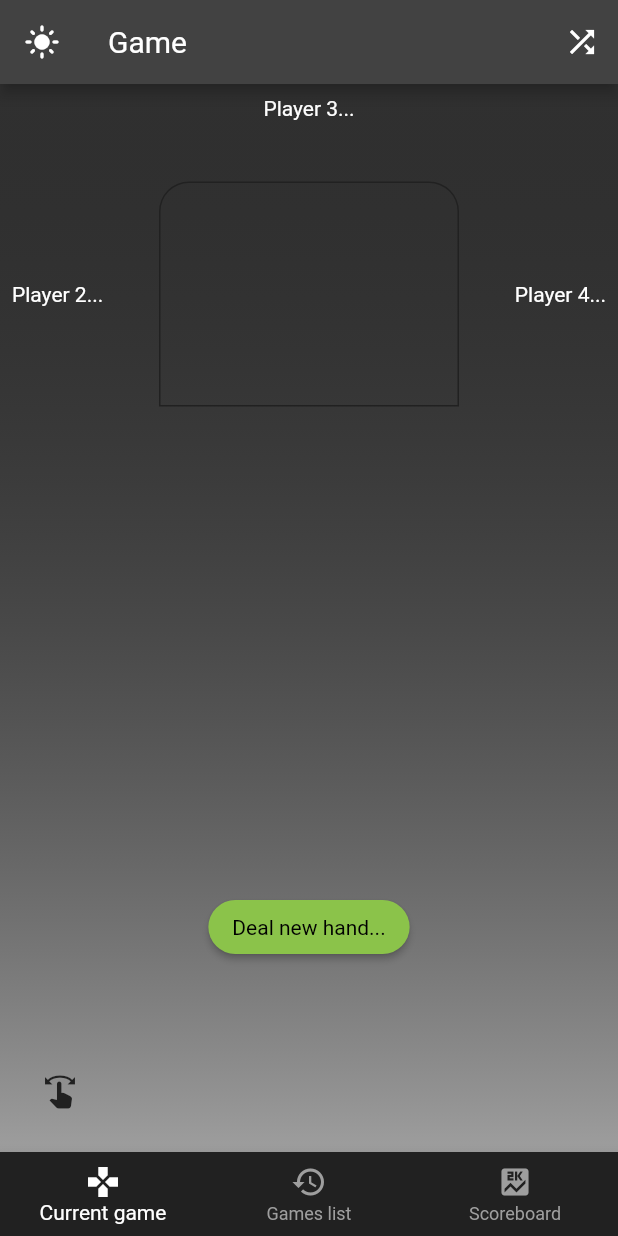
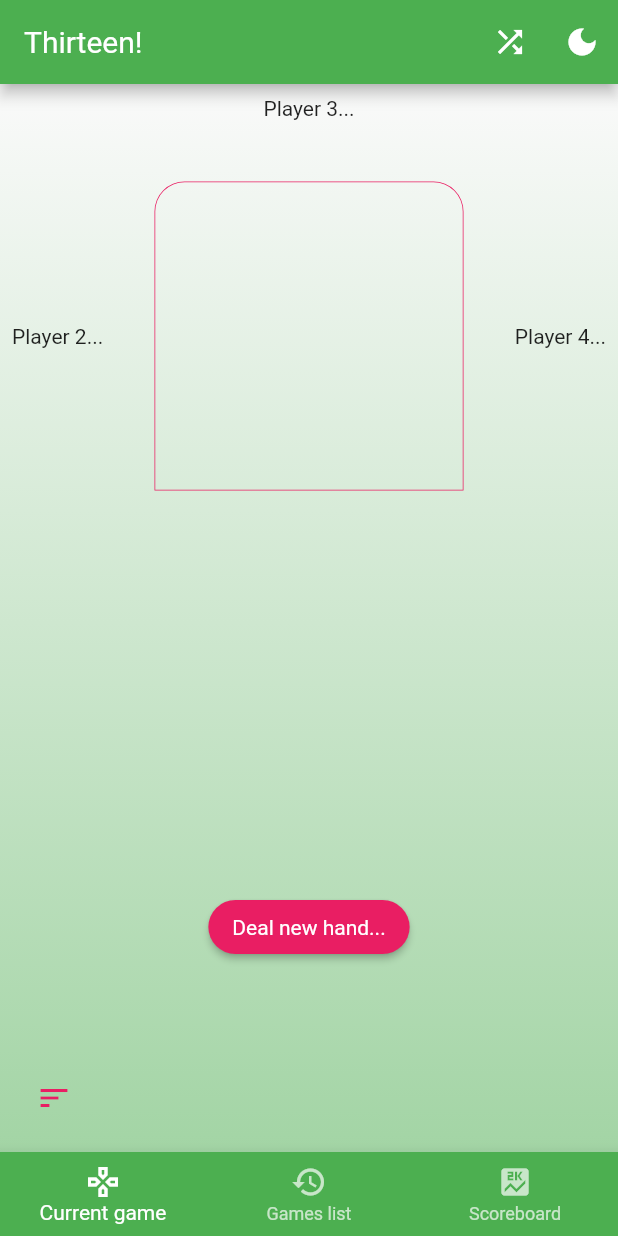
Before and after one commit to danielkerwin/thirteen_app, a Flutter app: the screen it shows after launch, on a phone screen of 412 x 824 dp. Run offline on Flutter 3.47's test engine with Material 2 defaults, Android fonts, the phone set to English and light mode, and no system bars; our stand-ins replace firebase_core, font_awesome_flutter; accounts and stored records are empty.

Commit message:
chore: style updates

```diff
--- a/lib/main.dart
+++ b/lib/main.dart
@@ -31,6 +31,7 @@ class MyApp extends StatelessWidget {
         builder: (_, ui, __) {
           print('rebuilding');
           return MaterialApp(
+            debugShowCheckedModeBanner: false,
             title: 'Thirteen',
             theme: ui.isDarkMode ? darkTheme : lightTheme,
             home: const GameScreen(),
--- a/lib/providers/ui.provider.dart
+++ b/lib/providers/ui.provider.dart
@@ -1,7 +1,7 @@
 import 'package:flutter/material.dart';
 
 class UI extends ChangeNotifier {
-  bool _isDarkMode = true;
+  bool _isDarkMode = false;
 
   get isDarkMode {
     return _isDarkMode;
--- a/lib/screens/game.screen.dart
+++ b/lib/screens/game.screen.dart
@@ -5,6 +5,7 @@ import 'package:provider/provider.dart';
 import '../models/game_card.model.dart';
 import '../providers/game.provider.dart';
 import '../providers/ui.provider.dart';
+import '../widgets/bottom_nav.dart';
 import '../widgets/game_hand.dart';
 import '../widgets/game_table.dart';
 
@@ -26,15 +27,15 @@ class GameScreen extends StatelessWidget {
     final ui = Provider.of<UI>(context, listen: false);
     return Scaffold(
       appBar: AppBar(
-        title: const Text('Game'),
-        leading: IconButton(
-          icon: Icon(ui.isDarkMode ? Icons.light_mode : Icons.dark_mode),
-          onPressed: ui.toggleDarkMode,
-        ),
+        title: const Text('Thirteen!'),
         actions: [
           IconButton(
             onPressed: () => _shuffleCards(context),
             icon: const Icon(Icons.shuffle),
+          ),
+          IconButton(
+            icon: Icon(ui.isDarkMode ? Icons.light_mode : Icons.dark_mode),
+            onPressed: ui.toggleDarkMode,
           ),
         ],
       ),
@@ -45,7 +46,7 @@ class GameScreen extends StatelessWidget {
             end: Alignment.bottomCenter,
             colors: [
               theme.primaryColor.withOpacity(0),
-              theme.primaryColorLight,
+              theme.primaryColor.withOpacity(0.5),
             ],
           ),
         ),
@@ -89,32 +90,13 @@ class GameScreen extends StatelessWidget {
       ),
       floatingActionButton: IconButton(
         onPressed: Provider.of<Game>(context, listen: false).sortCards,
-        icon: const Icon(Icons.swipe),
-        color: Theme.of(context).primaryColor,
+        icon: const Icon(Icons.sort),
+        color: theme.colorScheme.secondary,
       ),
-      floatingActionButtonLocation: FloatingActionButtonLocation.startFloat,
-      bottomNavigationBar: BottomNavigationBar(
-        onTap: null,
-        backgroundColor: theme.primaryColor,
-        unselectedItemColor: theme.primaryColorLight,
-        selectedItemColor: theme.colorScheme.onSecondary,
-        currentIndex: 0,
-        type: BottomNavigationBarType.fixed,
-        items: const [
-          BottomNavigationBarItem(
-            icon: Icon(Icons.gamepad),
-            label: 'Current game',
-          ),
-          BottomNavigationBarItem(
-            icon: Icon(Icons.history),
-            label: 'Games list',
-          ),
-          BottomNavigationBarItem(
-            icon: Icon(Icons.score),
-            label: 'Scoreboard',
-          ),
-        ],
-      ),
+      floatingActionButtonLocation: FloatingActionButtonLocation.miniStartFloat,
+      bottomNavigationBar: mediaQuery.orientation == Orientation.portrait
+          ? const BottomNav()
+          : null,
     );
   }
 }
--- a/lib/themes/dark.theme.dart
+++ b/lib/themes/dark.theme.dart
@@ -1,7 +1,7 @@
 import 'package:flutter/material.dart';
 
 final base = ThemeData(
-  primarySwatch: Colors.lightGreen,
+  primarySwatch: Colors.green,
   brightness: Brightness.dark,
   fontFamily: 'Roboto',
 );
@@ -17,7 +17,7 @@ final darkTheme = base.copyWith(
   ),
   iconTheme: IconThemeData(color: base.colorScheme.primary),
   colorScheme: base.colorScheme.copyWith(
-    secondary: Colors.deepPurple,
+    secondary: Colors.pink,
     onSecondary: Colors.white,
     tertiary: Colors.grey,
     onTertiary: Colors.white,
--- a/lib/themes/light.theme.dart
+++ b/lib/themes/light.theme.dart
@@ -1,7 +1,7 @@
 import 'package:flutter/material.dart';
 
 final base = ThemeData(
-  primarySwatch: Colors.lightGreen,
+  primarySwatch: Colors.green,
   brightness: Brightness.light,
   fontFamily: 'Roboto',
 );
@@ -17,7 +17,7 @@ final lightTheme = base.copyWith(
   ),
   iconTheme: IconThemeData(color: base.colorScheme.primary),
   colorScheme: base.colorScheme.copyWith(
-    secondary: Colors.deepPurple,
+    secondary: Colors.pink,
     onSecondary: Colors.white,
     tertiary: Colors.grey,
     onTertiary: Colors.white,
--- /dev/null
+++ b/lib/widgets/bottom_nav.dart
@@ -0,0 +1,32 @@
+import 'package:flutter/material.dart';
+
+class BottomNav extends StatelessWidget {
+  const BottomNav({Key? key}) : super(key: key);
+
+  @override
+  Widget build(BuildContext context) {
+    final theme = Theme.of(context);
+    return BottomNavigationBar(
+      onTap: null,
+      backgroundColor: theme.primaryColor,
+      unselectedItemColor: theme.primaryColorLight,
+      selectedItemColor: theme.colorScheme.onSecondary,
+      currentIndex: 0,
+      type: BottomNavigationBarType.fixed,
+      items: const [
+        BottomNavigationBarItem(
+          icon: Icon(Icons.gamepad_outlined),
+          label: 'Current game',
+        ),
+        BottomNavigationBarItem(
+          icon: Icon(Icons.history),
+          label: 'Games list',
+        ),
+        BottomNavigationBarItem(
+          icon: Icon(Icons.score),
+          label: 'Scoreboard',
+        ),
+      ],
+    );
+  }
+}
--- a/lib/widgets/game_hand.dart
+++ b/lib/widgets/game_hand.dart
@@ -85,10 +85,14 @@ class GameHand extends StatelessWidget {
         child: ElevatedButton(
           child: Text(message),
           onPressed: Provider.of<Game>(context, listen: false).generateNewCards,
+          style: ElevatedButton.styleFrom(
+            primary: Theme.of(context).colorScheme.secondary,
+          ),
         ),
       );
     }
     return Stack(
+      clipBehavior: Clip.none,
       children: _buildCardsLayout(
         context,
         mediaQuery,
--- a/lib/widgets/game_table.dart
+++ b/lib/widgets/game_table.dart
@@ -8,15 +8,14 @@ class GameTable extends StatelessWidget {
   const GameTable({Key? key, required this.cards}) : super(key: key);
 
   List<Widget> _buildTable(BoxConstraints constraints) {
-    print(constraints.widthConstraints());
     double offset = 0.0;
     return cards.map(
       (card) {
         final widget = Positioned(
-          left: offset * 10,
+          left: offset * 13,
           child: Transform(
             origin: const Offset(65, 100),
-            transform: Matrix4.rotationZ(-0.6 + offset / 10)..scale(0.6),
+            transform: Matrix4.rotationZ(-0.6 + offset / 7)..scale(0.7),
             child: GameCardItem(
               label: card.label,
               color: card.color,
@@ -32,12 +31,16 @@ class GameTable extends StatelessWidget {
 
   @override
   Widget build(BuildContext context) {
+    final mediaQuery = MediaQuery.of(context);
     print('building game_table');
     return Container(
-      width: 200,
-      height: 150,
+      width: mediaQuery.size.width * 0.5,
+      height: mediaQuery.size.height / 2 * 0.5,
       decoration: BoxDecoration(
-        border: Border.all(color: Theme.of(context).primaryColor),
+        border: Border.all(
+          color: Theme.of(context).colorScheme.secondary,
+          width: 0.5,
+        ),
         borderRadius: const BorderRadius.only(
           topLeft: Radius.circular(20),
           topRight: Radius.circular(20),
```
Also changed, not shown: lib/widgets/game_card_item.dart (+16 -9 lines), lib/screens/auth.screen.dart (added), 1 other file.
